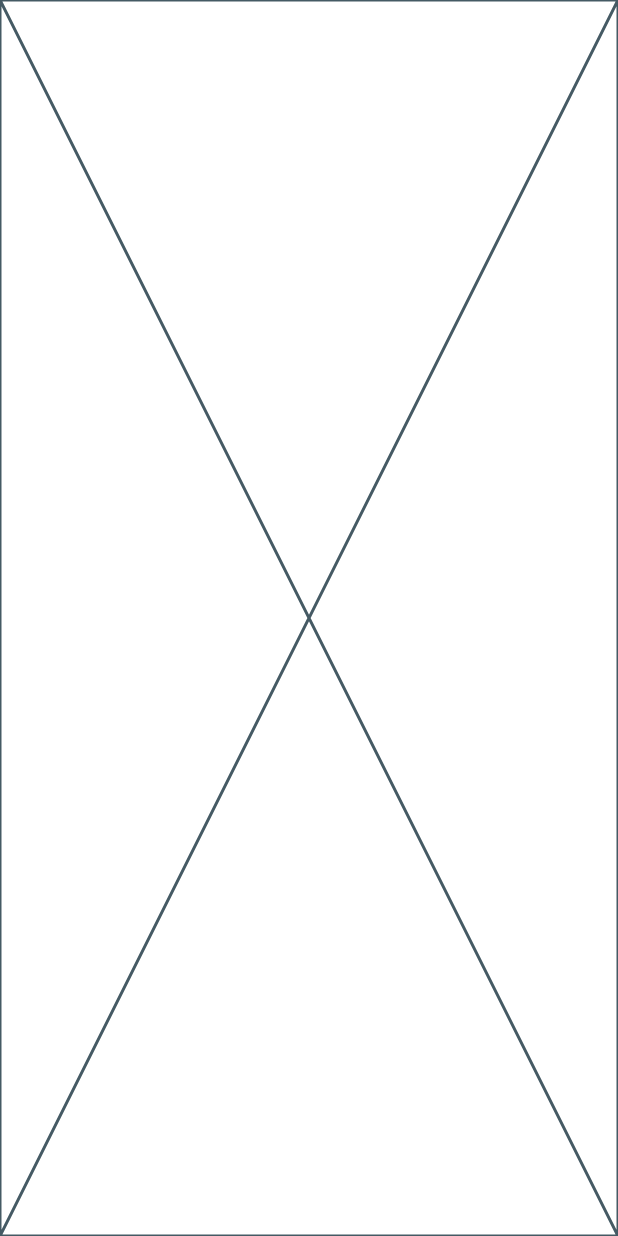
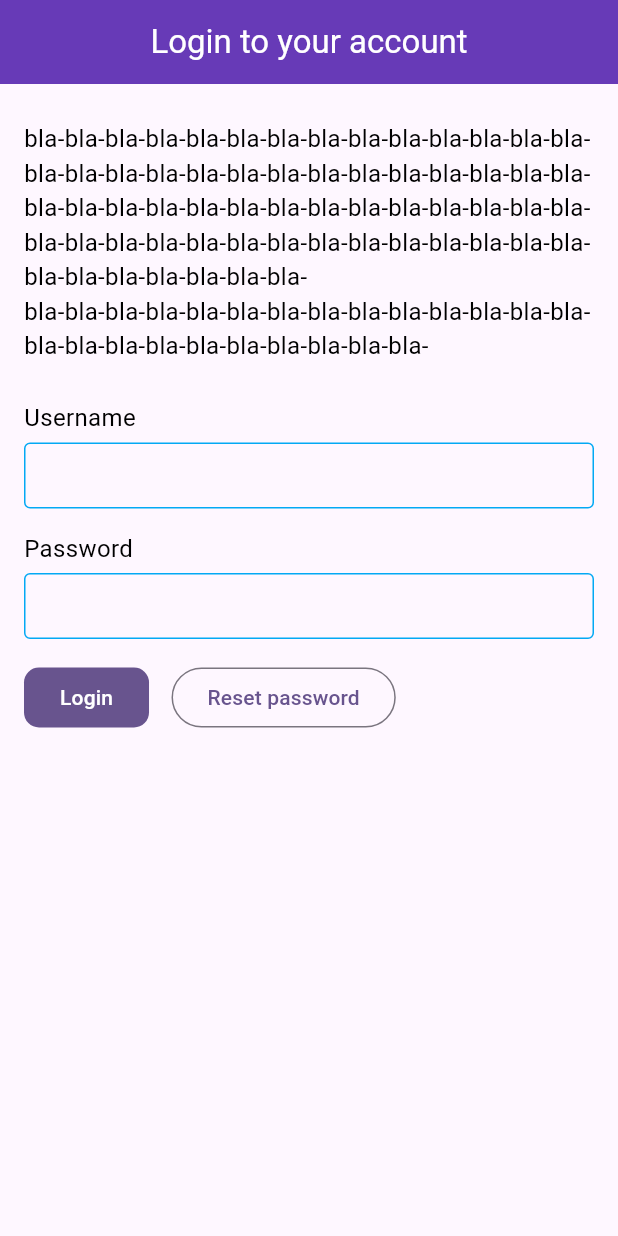
Before and after one commit to Vi1lain/move_db, a Flutter app: the screen it shows after launch, on a phone screen of 412 x 824 dp. Run offline on Flutter 3.47's test engine with Material 3 defaults, Android fonts, the phone set to English and light mode, and no system bars.

Commit message:
button auth

```diff
--- a/lib/main.dart
+++ b/lib/main.dart
@@ -13,7 +13,7 @@ class MyApp extends StatelessWidget {
   Widget build(BuildContext context) {
     return MaterialApp(
       title: 'Flutter Demo',
-      theme: ThemeData(
+      theme: ThemeData(appBarTheme: AppBarTheme(backgroundColor:Colors.deepPurple),
         // This is the theme of your application.
         //
         // TRY THIS: Try running your application with "flutter run". You'll see
--- a/lib/widgets/auth/auth_widget.dart
+++ b/lib/widgets/auth/auth_widget.dart
@@ -1,7 +1,8 @@
+import 'package:flutter/cupertino.dart';
 import 'package:flutter/material.dart';
 
 class AuthWidget extends StatefulWidget {
-  const AuthWidget({super.key});
+  AuthWidget({super.key});
 
   @override
   State<AuthWidget> createState() => _AuthWidgetState();
@@ -10,6 +11,105 @@ class AuthWidget extends StatefulWidget {
 class _AuthWidgetState extends State<AuthWidget> {
   @override
   Widget build(BuildContext context) {
-    return const Placeholder();
+    return Scaffold(
+        appBar: AppBar(
+            centerTitle: true,
+            title: const Text(
+                style: TextStyle(color: Colors.white),
+                "Login to your account")),
+        body: ListView(
+          children: [
+            _HeaderWidget(),
+          ],
+        ));
   }
 }
+
+class _HeaderWidget extends StatelessWidget {
+  const _HeaderWidget({super.key});
+
+  @override
+  Widget build(BuildContext context) {
+    TextStyle textStyle = const TextStyle(fontSize: 16, color: Colors.black);
+    return Padding(
+      padding: EdgeInsets.symmetric(horizontal: 16),
+      child: Column(
+        mainAxisSize: MainAxisSize.max,
+        children: [
+          const SizedBox(height: 25),
+          Text(
+              style: textStyle,
+              textAlign: TextAlign.justify,
+              'bla-bla-bla-bla-bla-bla-bla-bla-bla-bla-'
+              'bla-bla-bla-bla-bla-bla-bla-bla-bla-'
+              'bla-bla-bla-bla-bla-bla-bla-bla-bla-'
+              'bla-bla-bla-bla-bla-bla-bla-bla-bla-'
+              'bla-bla-bla-bla-bla-bla-bla-bla-bla-'
+              'bla-bla-bla-bla-bla-bla-bla-bla-bla-'
+              'bla-bla-bla-bla-bla-bla-bla-bla-'),
+          Text(
+              style: textStyle,
+              'bla-bla-bla-bla-bla-bla-bla-bla-'
+              'bla-bla-bla-bla-bla-bla-bla-bla-'
+              'bla-bla-bla-bla-bla-bla-bla-bla-'),
+          const SizedBox(height: 25),
+          const _FormWidget(),
+        ],
+      ),
+    );
+  }
+}
+
+class _FormWidget extends StatefulWidget {
+  const _FormWidget({super.key});
+
+  @override
+  State<_FormWidget> createState() => _FormWidgetState();
+}
+
+class _FormWidgetState extends State<_FormWidget> {
+  @override
+  Widget build(BuildContext context) {
+    TextStyle textStyle = const TextStyle(fontSize: 16, color: Colors.black);
+
+    InputDecoration textFieldDecorator = const InputDecoration(
+        fillColor: Colors.red,
+        focusColor: Colors.red,
+        hoverColor: Colors.red,
+        enabledBorder:
+            OutlineInputBorder(borderSide: BorderSide(color: Colors.lightBlue)),
+        isCollapsed: true,
+        contentPadding: EdgeInsets.symmetric(horizontal: 10, vertical: 10),
+        border: OutlineInputBorder());
+    return Column(
+      crossAxisAlignment: CrossAxisAlignment.start,
+      children: [
+        Text(style: textStyle, "Username"),
+        const SizedBox(height: 5),
+        TextField(
+          decoration: textFieldDecorator,
+        ),
+        const SizedBox(height: 15),
+        Text(style: textStyle, "Password"),
+        const SizedBox(height: 5),
+        TextField(
+          decoration: textFieldDecorator,
+        ),
+        const SizedBox(height: 15),
+        Row(
+          children: [
+            FilledButton(
+                style: ButtonStyle(
+                    shape: MaterialStateProperty.all<RoundedRectangleBorder>(
+                        RoundedRectangleBorder(
+                            borderRadius: BorderRadius.circular(10)))),
+                onPressed: () {},
+                child: Text("Login")),
+            const SizedBox(width: 15),
+            OutlinedButton(onPressed: () {}, child: Text("Reset password")),
+          ],
+        )
+      ],
+    );
+  }
+}
```
Also changed, not shown: pubspec.lock.
